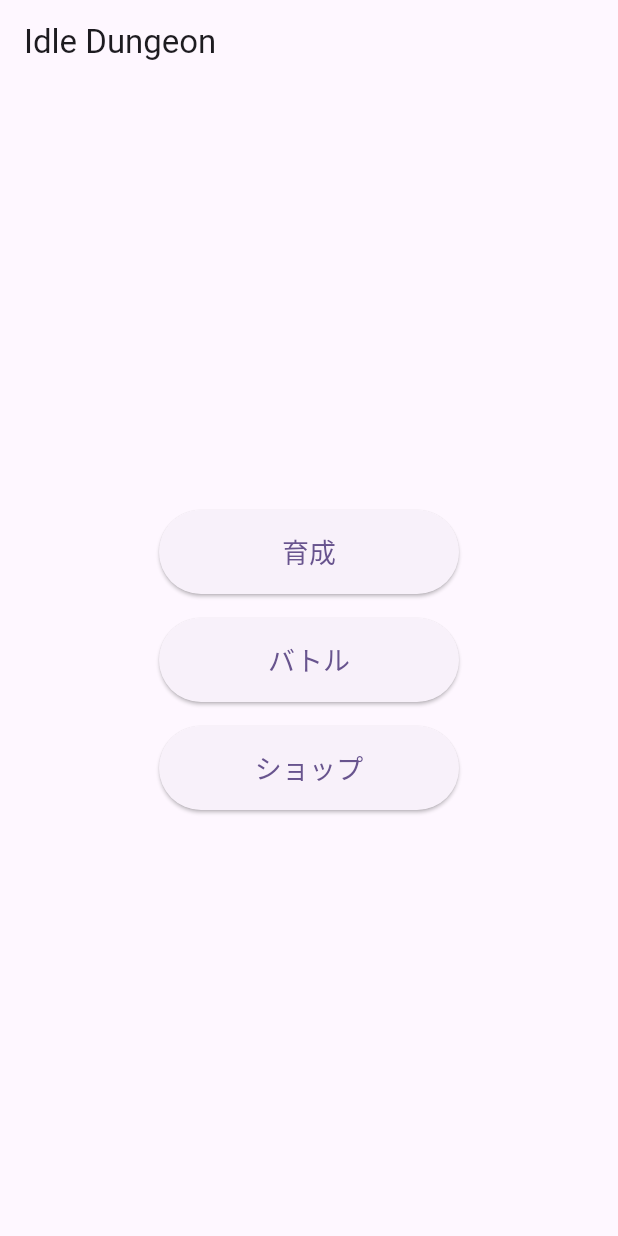
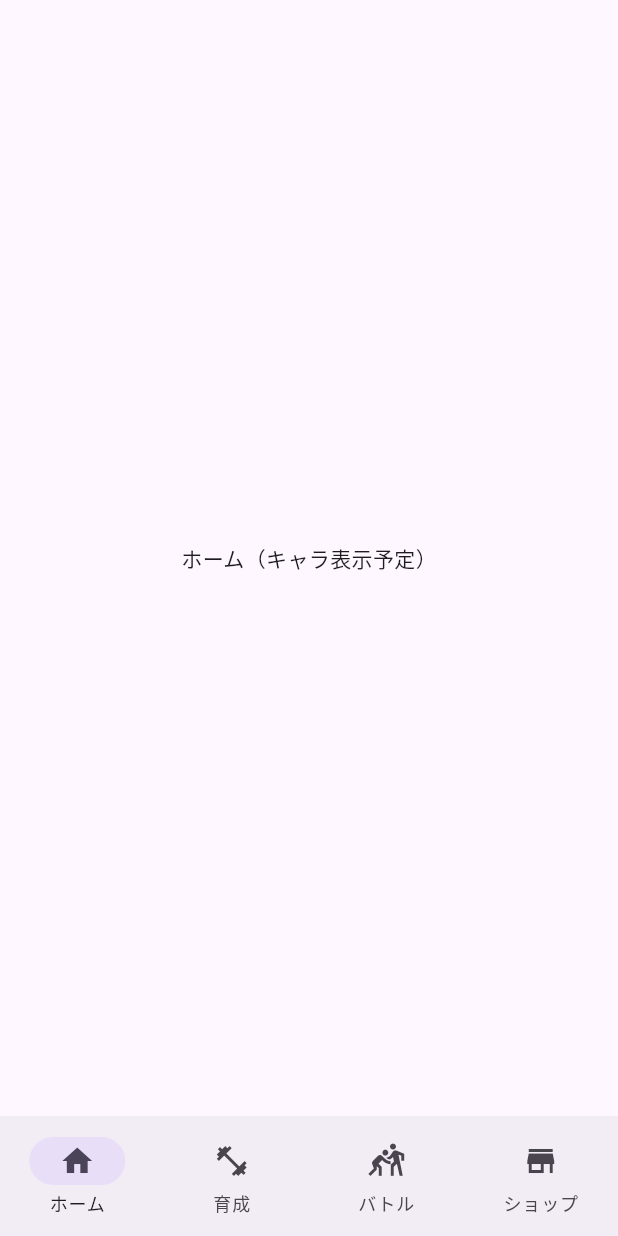
Before and after one commit to yuusaku000/idle_dungeon, a Flutter app: the screen it shows after launch, on a phone screen of 412 x 824 dp. Run offline on Flutter 3.47's test engine with Material 3 defaults, Android fonts, the phone set to English and light mode, and no system bars.

Commit message:
feat: 4画面のタブナビゲーションを追加

```diff
--- /dev/null
+++ b/lib/game_state.dart
@@ -0,0 +1,33 @@
+import 'package:flutter/foundation.dart';
+
+/// ゲーム全体の数値を保持するクラス。
+/// 画面から独立しているので、タブを切り替えても値は消えない。
+class GameState extends ChangeNotifier {
+  int floor = 1;        // 現在の階層
+  double coins = 0;     // 所持コイン
+  double attack = 5;    // 攻撃力
+
+  /// 現在の階層の敵の最大HP
+  double get enemyMaxHp => 10 * pow15(floor - 1);
+
+  /// 現在の階層で倒したときに得られるコイン
+  double get dropCoin => 5 * pow12(floor - 1);
+
+  // 1.15 の n乗
+  double pow15(int n) {
+    double result = 1;
+    for (int i = 0; i < n; i++) {
+      result *= 1.15;
+    }
+    return result;
+  }
+
+  // 1.12 の n乗
+  double pow12(int n) {
+    double result = 1;
+    for (int i = 0; i < n; i++) {
+      result *= 1.12;
+    }
+    return result;
+  }
+}
--- a/lib/main.dart
+++ b/lib/main.dart
@@ -1,4 +1,5 @@
 import 'package:flutter/material.dart';
+import 'screens/main_screen.dart';
 
 void main() {
   runApp(const IdleDungeonApp());
@@ -15,58 +16,7 @@ class IdleDungeonApp extends StatelessWidget {
         colorScheme: ColorScheme.fromSeed(seedColor: Colors.deepPurple),
         useMaterial3: true,
       ),
-      home: const HomeScreen(),
+      home: const MainScreen(),
     );
   }
 }
-
-class HomeScreen extends StatelessWidget {
-  const HomeScreen({super.key});
-
-  @override
-  Widget build(BuildContext context) {
-    return Scaffold(
-      appBar: AppBar(title: const Text('Idle Dungeon')),
-      body: Center(
-        child: Column(
-          mainAxisAlignment: MainAxisAlignment.center,
-          children: [
-            _MenuButton(
-              label: '育成',
-              onPressed: () => debugPrint('育成が押されました'),
-            ),
-            const SizedBox(height: 16),
-            _MenuButton(
-              label: 'バトル',
-              onPressed: () => debugPrint('バトルが押されました'),
-            ),
-            const SizedBox(height: 16),
-            _MenuButton(
-              label: 'ショップ',
-              onPressed: () => debugPrint('ショップが押されました'),
-            ),
-          ],
-        ),
-      ),
-    );
-  }
-}
-
-class _MenuButton extends StatelessWidget {
-  const _MenuButton({required this.label, required this.onPressed});
-
-  final String label;
-  final VoidCallback onPressed;
-
-  @override
-  Widget build(BuildContext context) {
-    return SizedBox(
-      width: 200,
-      height: 56,
-      child: ElevatedButton(
-        onPressed: onPressed,
-        child: Text(label, style: const TextStyle(fontSize: 18)),
-      ),
-    );
-  }
-}
--- /dev/null
+++ b/lib/screens/home_screen.dart
@@ -0,0 +1,13 @@
+import 'package:flutter/material.dart';
+import '../game_state.dart';
+
+class HomeScreen extends StatelessWidget {
+  const HomeScreen({super.key, required this.gameState});
+
+  final GameState gameState;
+
+  @override
+  Widget build(BuildContext context) {
+    return const Center(child: Text('ホーム（キャラ表示予定）'));
+  }
+}
--- /dev/null
+++ b/lib/screens/main_screen.dart
@@ -0,0 +1,44 @@
+import 'package:flutter/material.dart';
+import '../game_state.dart';
+import 'home_screen.dart';
+import 'battle_screen.dart';
+import 'training_screen.dart';
+import 'shop_screen.dart';
+
+class MainScreen extends StatefulWidget {
+  const MainScreen({super.key});
+
+  @override
+  State<MainScreen> createState() => _MainScreenState();
+}
+
+class _MainScreenState extends State<MainScreen> {
+  final GameState _gameState = GameState();
+  int _currentIndex = 0;
+
+  @override
+  Widget build(BuildContext context) {
+    final screens = [
+      HomeScreen(gameState: _gameState),
+      TrainingScreen(gameState: _gameState),
+      BattleScreen(gameState: _gameState),
+      ShopScreen(gameState: _gameState),
+    ];
+
+    return Scaffold(
+      body: IndexedStack(index: _currentIndex, children: screens),
+      bottomNavigationBar: NavigationBar(
+        selectedIndex: _currentIndex,
+        onDestinationSelected: (index) {
+          setState(() => _currentIndex = index);
+        },
+        destinations: const [
+          NavigationDestination(icon: Icon(Icons.home), label: 'ホーム'),
+          NavigationDestination(icon: Icon(Icons.fitness_center), label: '育成'),
+          NavigationDestination(icon: Icon(Icons.sports_kabaddi), label: 'バトル'),
+          NavigationDestination(icon: Icon(Icons.store), label: 'ショップ'),
+        ],
+      ),
+    );
+  }
+}
```
Also changed, not shown: lib/screens/battle_screen.dart (added, +13 -0 lines), lib/screens/shop_screen.dart (added, +13 -0 lines), lib/screens/training_screen.dart (added, +13 -0 lines).
